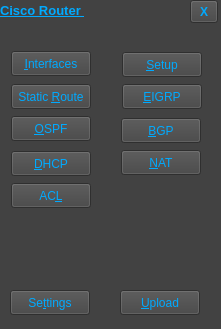
The window that CiscoUI/Src/mainwindow.ui (jluong102/CiscoRouterUI) describes before a commit, drawn with Qt 5.
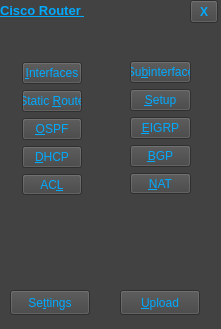
The same window after the commit.

The edit to the form file:
```diff
--- a/CiscoUI/Src/mainwindow.ui
+++ b/CiscoUI/Src/mainwindow.ui
@@ -78,27 +78,6 @@
      <string>Cisco Router </string>
     </property>
    </widget>
-   <widget class="QPushButton" name="InterfaceBtn">
-    <property name="geometry">
-     <rect>
-      <x>11</x>
-      <y>51</y>
-      <width>80</width>
-      <height>25</height>
-     </rect>
-    </property>
-    <property name="cursor">
-     <cursorShape>PointingHandCursor</cursorShape>
-    </property>
-    <property name="styleSheet">
-     <string notr="true">color: rgb(0, 170, 255);
-border-color: rgb(0, 0, 0);
-background-color: rgb(66, 66, 66);</string>
-    </property>
-    <property name="text">
-     <string>&amp;Interfaces</string>
-    </property>
-   </widget>
    <widget class="QPushButton" name="uploadBtn">
     <property name="geometry">
      <rect>
@@ -120,11 +99,11 @@
      <string>&amp;Upload</string>
     </property>
    </widget>
-   <widget class="QPushButton" name="dhcpBtn">
+   <widget class="QPushButton" name="settingsBtn">
     <property name="geometry">
      <rect>
-      <x>11</x>
-      <y>151</y>
+      <x>10</x>
+      <y>290</y>
       <width>80</width>
       <height>25</height>
      </rect>
@@ -138,18 +117,81 @@
 background-color: rgb(66, 66, 66);</string>
     </property>
     <property name="text">
-     <string>&amp;DHCP</string>
+     <string>Se&amp;ttings</string>
     </property>
    </widget>
+   <widget class="QWidget" name="">
+    <property name="geometry">
+     <rect>
+      <x>119</x>
+      <y>50</y>
+      <width>83</width>
+      <height>155</height>
+     </rect>
+    </property>
+    <layout class="QVBoxLayout" name="verticalLayout">
+     <item>
+      <widget class="QPushButton" name="SubInterfaceBtn">
+       <property name="cursor">
+        <cursorShape>PointingHandCursor</cursorShape>
+       </property>
+       <property name="styleSheet">
+        <string notr="true">color: rgb(0, 170, 255);
+border-color: rgb(0, 0, 0);
+background-color: rgb(66, 66, 66);</string>
+       </property>
+       <property name="text">
+        <string>Su&amp;binterface</string>
+       </property>
+      </widget>
+     </item>
+     <item>
+      <widget class="QPushButton" name="setupBtn">
+       <property name="cursor">
+        <cursorShape>PointingHandCursor</cursorShape>
+       </property>
+       <property name="styleSheet">
+        <string notr="true">color: rgb(0, 170, 255);
+border-color: rgb(0, 0, 0);
+background-color: rgb(66, 66, 66);</string>
+       </property>
+       <property name="text">
+        <string>&amp;Setup</string>
+       </property>
+      </widget>
+     </item>
+     <item>
+      <widget class="QPushButton" name="eigrpBtn">
+       <property name="cursor">
+        <cursorShape>PointingHandCursor</cursorShape>
+       </property>
+       <property name="styleSheet">
+        <string notr="true">color: rgb(0, 170, 255);
+border-color: rgb(0, 0, 0);
+background-color: rgb(66, 66, 66);</string>
+       </property>
+       <property name="text">
+        <string>&amp;EIGRP</string>
+       </property>
+      </widget>
+     </item>
+     <item>
+      <widget class="QPushButton" name="bgpBtn">
+       <property name="cursor">
+        <cursorShape>PointingHandCursor</cursorShape>
+       </property>
+       <property name="styleSheet">
+        <string notr="true">color: rgb(0, 170, 255);
+border-color: rgb(0, 0, 0);
+background-color: rgb(66, 66, 66);</string>
+       </property>
+       <property name="text">
+        <string>&amp;BGP</string>
+       </property>
+      </widget>
+     </item>
+     <item>
    <widget class="QPushButton" name="natBtn">
-    <property name="geometry">
-     <rect>
-      <x>121</x>
-      <y>150</y>
-      <width>80</width>
-      <height>25</height>
-     </rect>
-    </property>
     <property name="cursor">
      <cursorShape>PointingHandCursor</cursorShape>
     </property>
@@ -162,15 +204,36 @@
      <string>&amp;NAT</string>
     </property>
    </widget>
+     </item>
+    </layout>
+   </widget>
+   <widget class="QWidget" name="">
+    <property name="geometry">
+     <rect>
+      <x>11</x>
+      <y>51</y>
+      <width>82</width>
+      <height>155</height>
+     </rect>
+    </property>
+    <layout class="QVBoxLayout" name="verticalLayout_2">
+     <item>
+      <widget class="QPushButton" name="InterfaceBtn">
+       <property name="cursor">
+        <cursorShape>PointingHandCursor</cursorShape>
+       </property>
+       <property name="styleSheet">
+        <string notr="true">color: rgb(0, 170, 255);
+border-color: rgb(0, 0, 0);
+background-color: rgb(66, 66, 66);</string>
+       </property>
+       <property name="text">
+        <string>&amp;Interfaces</string>
+       </property>
+      </widget>
+     </item>
+     <item>
    <widget class="QPushButton" name="staticBtn">
-    <property name="geometry">
-     <rect>
-      <x>11</x>
-      <y>84</y>
-      <width>80</width>
-      <height>25</height>
-     </rect>
-    </property>
     <property name="cursor">
      <cursorShape>PointingHandCursor</cursorShape>
     </property>
@@ -183,15 +246,9 @@
      <string>Static &amp;Route</string>
     </property>
    </widget>
+     </item>
+     <item>
    <widget class="QPushButton" name="ospfBtn">
-    <property name="geometry">
-     <rect>
-      <x>11</x>
-      <y>116</y>
-      <width>80</width>
-      <height>25</height>
-     </rect>
-    </property>
     <property name="cursor">
      <cursorShape>PointingHandCursor</cursorShape>
     </property>
@@ -204,15 +261,9 @@
      <string>&amp;OSPF</string>
     </property>
    </widget>
-   <widget class="QPushButton" name="bgpBtn">
-    <property name="geometry">
-     <rect>
-      <x>121</x>
-      <y>118</y>
-      <width>80</width>
-      <height>25</height>
-     </rect>
-    </property>
+     </item>
+     <item>
+      <widget class="QPushButton" name="dhcpBtn">
     <property name="cursor">
      <cursorShape>PointingHandCursor</cursorShape>
     </property>
@@ -222,60 +273,12 @@
 background-color: rgb(66, 66, 66);</string>
     </property>
     <property name="text">
-     <string>&amp;BGP</string>
-    </property>
-   </widget>
-   <widget class="QPushButton" name="setupBtn">
-    <property name="geometry">
-     <rect>
-      <x>122</x>
-      <y>52</y>
-      <width>80</width>
-      <height>25</height>
-     </rect>
-    </property>
-    <property name="cursor">
-     <cursorShape>PointingHandCursor</cursorShape>
-    </property>
-    <property name="styleSheet">
-     <string notr="true">color: rgb(0, 170, 255);
-border-color: rgb(0, 0, 0);
-background-color: rgb(66, 66, 66);</string>
-    </property>
-    <property name="text">
-     <string>&amp;Setup</string>
-    </property>
-   </widget>
-   <widget class="QPushButton" name="eigrpBtn">
-    <property name="geometry">
-     <rect>
-      <x>122</x>
-      <y>84</y>
-      <width>80</width>
-      <height>25</height>
-     </rect>
-    </property>
-    <property name="cursor">
-     <cursorShape>PointingHandCursor</cursorShape>
-    </property>
-    <property name="styleSheet">
-     <string notr="true">color: rgb(0, 170, 255);
-border-color: rgb(0, 0, 0);
-background-color: rgb(66, 66, 66);</string>
-    </property>
-    <property name="text">
-     <string>&amp;EIGRP</string>
-    </property>
-   </widget>
+        <string>&amp;DHCP</string>
+       </property>
+      </widget>
+     </item>
+     <item>
    <widget class="QPushButton" name="alcBtn">
-    <property name="geometry">
-     <rect>
-      <x>11</x>
-      <y>183</y>
-      <width>80</width>
-      <height>25</height>
-     </rect>
-    </property>
     <property name="cursor">
      <cursorShape>PointingHandCursor</cursorShape>
     </property>
@@ -288,26 +291,8 @@
      <string>AC&amp;L</string>
     </property>
    </widget>
-   <widget class="QPushButton" name="settingsBtn">
-    <property name="geometry">
-     <rect>
-      <x>10</x>
-      <y>290</y>
-      <width>80</width>
-      <height>25</height>
-     </rect>
-    </property>
-    <property name="cursor">
-     <cursorShape>PointingHandCursor</cursorShape>
-    </property>
-    <property name="styleSheet">
-     <string notr="true">color: rgb(0, 170, 255);
-border-color: rgb(0, 0, 0);
-background-color: rgb(66, 66, 66);</string>
-    </property>
-    <property name="text">
-     <string>Se&amp;ttings</string>
-    </property>
+     </item>
+    </layout>
    </widget>
   </widget>
  </widget>
```
Lines whose indentation alone changed are shown as unchanged.
